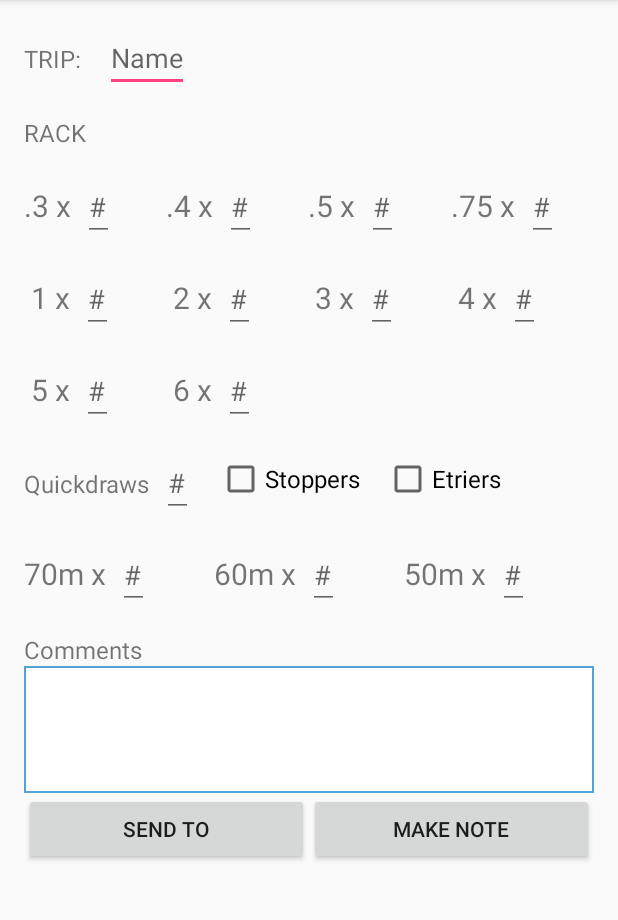
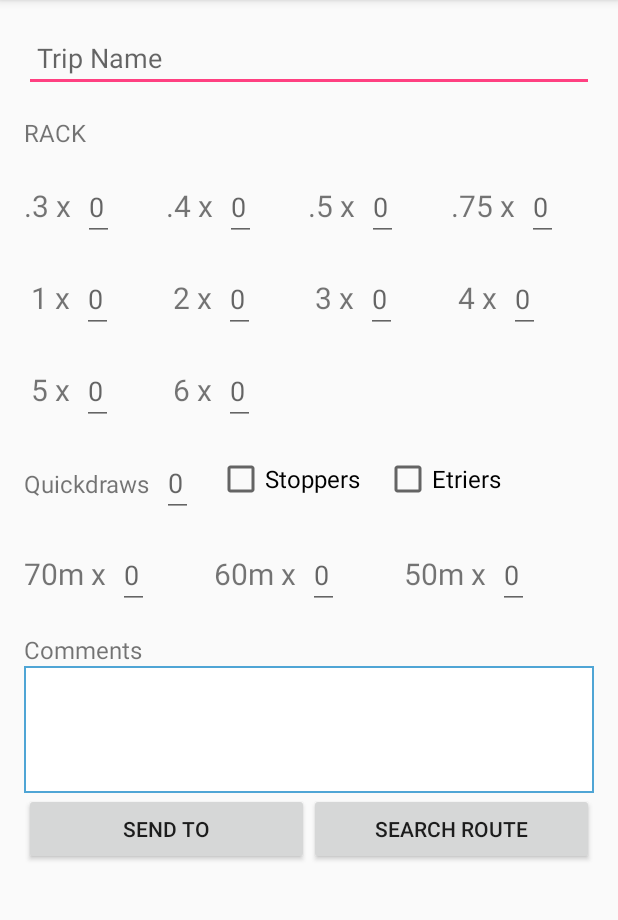
Before and after one commit to Bstevens21/Adarak, an Android app: the screen it shows after launch (MainActivity), on a phone screen of 412 x 824 dp, the part 84-1004 px from its top. Run offline under Robolectric (Android 15) with nearby library versions, the phone set to English and light mode, and no system bars.

Commit message:
Removed Trip: TextView. Added textview at bottom to display sample message since email intent doesnt work on emulator.

```diff
--- a/app/src/main/res/layout/activity_main.xml
+++ b/app/src/main/res/layout/activity_main.xml
@@ -14,25 +14,11 @@
     android:paddingRight="@dimen/activity_horizontal_margin"
     android:paddingTop="@dimen/activity_vertical_margin"
     android:orientation="vertical">
-<LinearLayout
-    android:layout_width="wrap_content"
-    android:layout_height="wrap_content"
-    android:orientation="horizontal">
-    <TextView
-        android:id="@+id/trip_text_view"
-        android:layout_width="wrap_content"
-        android:layout_height="wrap_content"
-        android:text="Trip:"
-        android:textSize="16sp"
-        android:layout_marginRight="16dp"
-        android:textAllCaps="true"/>
     <EditText
         android:id="@+id/trip_edit_view"
         android:layout_width="match_parent"
         android:layout_height="wrap_content"
-        android:hint="Name"/>
-</LinearLayout>
-
+        android:hint=" Trip Name"/>
     <TextView
         android:id="@+id/rack_text_view"
         android:layout_width="wrap_content"
@@ -65,8 +51,7 @@
             android:layout_width="wrap_content"
             android:layout_height="wrap_content"
             android:layout_marginRight="16dp"
-
-            android:hint="#" />
+            android:hint="0" />
            </LinearLayout>
         <LinearLayout
             android:layout_weight="1"
@@ -85,7 +70,7 @@
             android:layout_width="wrap_content"
             android:layout_height="wrap_content"
             android:layout_marginRight="16dp"
-            android:hint="#"/>
+            android:hint="0"/>
         </LinearLayout>
         <LinearLayout
             android:layout_weight="1"
@@ -103,7 +88,7 @@
             android:id="@+id/num_point5_edit_view"
             android:layout_width="wrap_content"
             android:layout_height="wrap_content"
-            android:hint="#" />
+            android:hint="0" />
         </LinearLayout>
         <LinearLayout
             android:layout_weight="1"
@@ -121,7 +106,7 @@
                 android:id="@+id/num_point75_edit_view"
                 android:layout_width="wrap_content"
                 android:layout_height="wrap_content"
-                android:hint="#" />
+                android:hint="0"/>
         </LinearLayout>
 
     </LinearLayout>
@@ -148,7 +133,7 @@
                 android:layout_width="wrap_content"
                 android:layout_height="wrap_content"
                 android:layout_marginRight="16dp"
-                android:hint="#" />
+                android:hint="0" />
         </LinearLayout>
         <LinearLayout
             android:layout_weight="1"
@@ -167,7 +152,7 @@
                 android:layout_width="wrap_content"
                 android:layout_height="wrap_content"
                 android:layout_marginRight="16dp"
-                android:hint="#"/>
+                android:hint="0"/>
         </LinearLayout>
         <LinearLayout
             android:layout_weight="1"
@@ -185,7 +170,7 @@
                 android:id="@+id/num_3_edit_view"
                 android:layout_width="wrap_content"
                 android:layout_height="wrap_content"
-                android:hint="#" />
+                android:hint="0" />
         </LinearLayout>
         <LinearLayout
             android:layout_weight="1"
@@ -203,7 +188,7 @@
                 android:id="@+id/num_4_edit_view"
                 android:layout_width="wrap_content"
                 android:layout_height="wrap_content"
-                android:hint="#" />
+                android:hint="0" />
         </LinearLayout>
 
     </LinearLayout>
@@ -225,7 +210,7 @@
                 android:layout_width="wrap_content"
                 android:layout_height="wrap_content"
                 android:layout_marginRight="16dp"
-                android:hint="#" />
+                android:hint="0" />
             <TextView
                 android:id="@+id/num_6_text_view"
                 android:layout_width="wrap_content"
@@ -239,7 +224,7 @@
                 android:layout_width="wrap_content"
                 android:layout_height="wrap_content"
                 android:layout_marginRight="16dp"
-                android:hint="#"/>
+                android:hint="0"/>
         </LinearLayout>
     <LinearLayout
         android:layout_width="wrap_content"
@@ -262,7 +247,7 @@
                 android:layout_width="wrap_content"
                 android:layout_height="wrap_content"
                 android:layout_marginRight="16dp"
-                android:hint="#" />
+                android:hint="0" />
         </LinearLayout>
         <LinearLayout
             android:layout_width="wrap_content"
@@ -281,7 +266,7 @@
                     android:text="Stoppers"
                     android:textSize="16sp" />
                 <CheckBox
-                    android:id="@+id/Etriers_checkbox"
+                    android:id="@+id/etriers_checkbox"
                     android:layout_width="wrap_content"
                     android:layout_height="wrap_content"
                     android:layout_marginTop="4dp"
@@ -313,7 +298,7 @@
                 android:layout_width="wrap_content"
                 android:layout_height="wrap_content"
                 android:layout_marginRight="16dp"
-                android:hint="#" />
+                android:hint="0" />
         </LinearLayout>
         <LinearLayout
             android:layout_weight="1"
@@ -332,7 +317,7 @@
                 android:layout_width="wrap_content"
                 android:layout_height="wrap_content"
                 android:layout_marginRight="16dp"
-                android:hint="#"/>
+                android:hint="0"/>
         </LinearLayout>
         <LinearLayout
             android:layout_weight="1"
@@ -351,7 +336,7 @@
                 android:layout_width="wrap_content"
                 android:layout_height="wrap_content"
                 android:layout_marginRight="16dp"
-                android:hint="#"/>
+                android:hint="0"/>
         </LinearLayout>
 
     </LinearLayout>
@@ -376,13 +361,21 @@
             android:layout_width="0dp"
             android:layout_height="match_parent"
             android:text="Send To"
+            android:onClick="createRack"
             android:layout_weight="1"/>
         <Button
             android:id="@+id/make_note_button"
             android:layout_width="0dp"
             android:layout_height="match_parent"
-            android:text="Make Note"
+            android:text="Search Route"
+            android:onClick="searchRoute"
             android:layout_weight="1"/>
     </LinearLayout>
+    <TextView
+        android:id="@+id/sample_output_view"
+        android:layout_width="wrap_content"
+        android:layout_height="wrap_content"
+        android:layout_marginTop="16dp"
+        android:textSize="16sp"/>
 </LinearLayout>
 </ScrollView>
```
